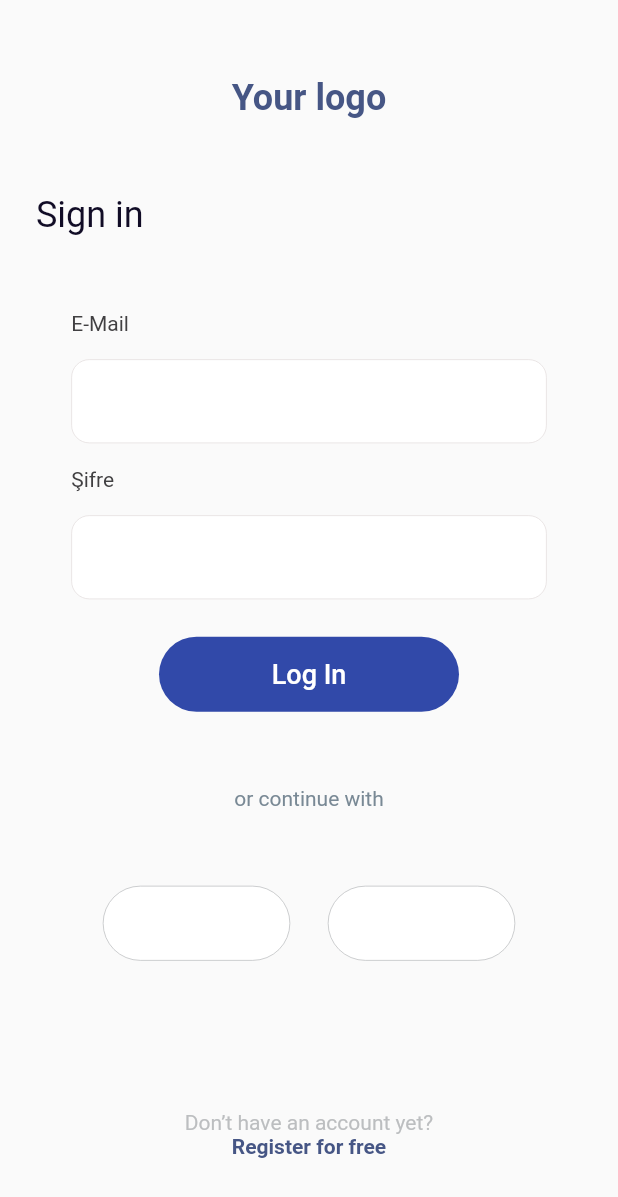
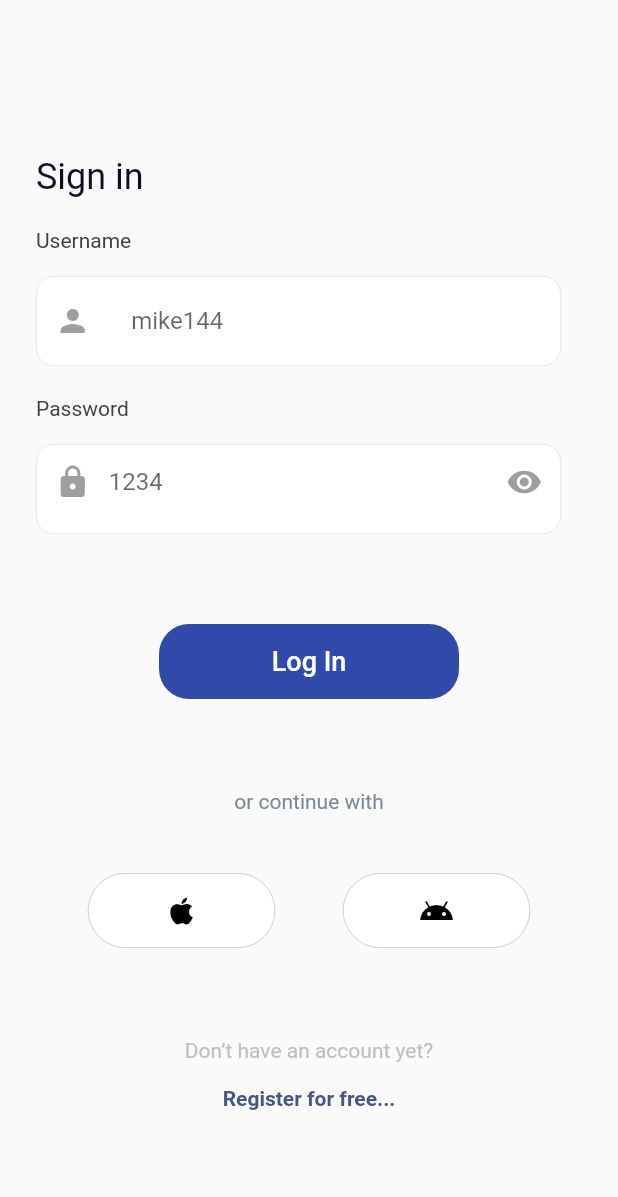
Before and after one commit to erkanrcelik/choosicbox, a Flutter app: the screen it shows after launch, after a tap on "Skip", on a phone screen of 412 x 824 dp. Shown: the top 1197 px of the screen. Run offline on Flutter 3.47's test engine with Material 2 defaults, Android fonts, the phone set to English and light mode, and no system bars; our stand-ins replace curved_navigation_bar, firebase_core, flutter_screenutil, get, introduction_screen; missing offline and left inert: simple_ripple_animation; accounts and stored records are empty; network calls fail; Roboto replaces fonts that are missing (Gilroy).

Commit message:
Updates from login and register

```diff
--- a/lib/screens/authentication/login/View/login.dart
+++ b/lib/screens/authentication/login/View/login.dart
@@ -1,8 +1,8 @@
 import 'package:choosicbox/screens/authentication/register/View/register.dart';
+import 'package:choosicbox/utils/ui/Input/GeneralInput/general_input.dart';
 import 'package:choosicbox/utils/ui/Input/passwordInput/password_input.dart';
 import 'package:flutter/material.dart';
 import 'package:get/get.dart';
-import 'package:get/get_core/src/get_main.dart';
 
 import '../../../../utils/ui/Button/GeneralButton/general_button.dart';
 import '../../../../utils/ui/Button/SocialButton/social_button.dart';
@@ -21,23 +21,11 @@ class LoginScreen extends StatelessWidget {
       body: Center(
         child: SingleChildScrollView(
           child: Padding(
-            padding: const EdgeInsets.symmetric(horizontal: 24.0), // Add padding to the entire column
+            padding: const EdgeInsets.symmetric(horizontal: 24.0),
             child: Column(
-              mainAxisAlignment: MainAxisAlignment.center,
+              crossAxisAlignment: CrossAxisAlignment.start,
               children: [
-                const Text(
-                  "Your logo",
-                  style: TextStyle(
-                    color: Color(0xFF465685),
-                    fontSize: 24,
-                    fontFamily: 'Gilroy',
-                    fontWeight: FontWeight.w700,
-                  ),
-                ),
-                const SizedBox(height: 50),
-                const Row(
-                  mainAxisAlignment: MainAxisAlignment.start,
-                  children: [
+                const SizedBox(height: 20),
                 Text(
                     'Sign in',
                     style: TextStyle(
@@ -46,23 +34,21 @@ class LoginScreen extends StatelessWidget {
                       fontWeight: FontWeight.w400,
                     ),
                   ),
-                    // Add other widgets here if needed
-                  ],
+                const SizedBox(height: 20),
+                GeneralInput(
+                  controller: _usernameController,
+                  hintText: 'mike144',
+                  labelText: 'Username',
                 ),
-                const SizedBox(height: 50),
-                EmailInput(
-                  controller: _usernameController,
-                  hintText: 'E-mail adresinizi girin',
-                  labelText: 'E-Mail',
-                ),
-                const SizedBox(height: 16), // Boşluk ekleniyor
+                const SizedBox(height: 20),
                 PasswordInput(
                   controller: _passwordController,
-                  hintText: 'Şifrenizi girin',
-                  labelText: 'Şifre',
+                  hintText: '1234',
+                  labelText: 'Password',
                 ),
-                const SizedBox(height: 25), // Boşluk ekleniyor
-                CustomButton(
+                const SizedBox(height: 60),
+                Center(
+                  child: CustomButton(
                     onPressed: () {
                       Navigator.push(
                         context,
@@ -71,8 +57,12 @@ class LoginScreen extends StatelessWidget {
                     },
                     text: 'Log In',
                   ),
-                const SizedBox(height: 50), // Boşluk ekleniyor
-                const Text(
+                ),
+                const SizedBox(height: 60),
+                const Center(
+                  child: Column(
+                    children: [
+                      Text(
                         'or continue with',
                         style: TextStyle(
                           color: Color(0xFF798995),
@@ -81,14 +71,18 @@ class LoginScreen extends StatelessWidget {
                           fontWeight: FontWeight.w400,
                         ),
                       ),
-                const SizedBox(height: 50), // Boşluk ekleniyor
-                Row(
+                    ],
+                  ),
+                ),
+                const SizedBox(height: 40),
+                Center(
+                  child: Row(
                     mainAxisAlignment: MainAxisAlignment.center,
                     children: [
                       SocialLoginButton(
                         icon: Icons.apple,
                         onPressed: () {
-
+                          // Add Apple sign-in logic
                         },
                         backgroundColor: Colors.white,
                         iconColor: Colors.black,
@@ -96,11 +90,11 @@ class LoginScreen extends StatelessWidget {
                         height: 50,
                         borderRadius: 40,
                       ),
-                    const SizedBox(width: 25), // Yatay boşluk ekleniyor
+                      const SizedBox(width: 45),
                       SocialLoginButton(
                         icon: Icons.android,
                         onPressed: () {
-
+                          // Add Android sign-in logic
                         },
                         backgroundColor: Colors.white,
                         iconColor: Colors.black,
@@ -110,8 +104,10 @@ class LoginScreen extends StatelessWidget {
                       ),
                     ],
                   ),
-                const SizedBox(height: 100), // Boşluk ekleniyor
-                Column(
+                ),
+                const SizedBox(height: 60),
+                Center(
+                  child: Column(
                     mainAxisAlignment: MainAxisAlignment.center,
                     children: [
                       Text(
@@ -123,10 +119,13 @@ class LoginScreen extends StatelessWidget {
                           fontWeight: FontWeight.w400,
                         ),
                       ),
+                      SizedBox(height: 16,),
                       InkWell(
-                      onTap:(){Get.to(RegisterScreen());},
+                        onTap: () {
+                          Get.to(RegisterScreen());
+                        },
                         child: Text(
-                        'Register for free',
+                          'Register for free...',
                           style: TextStyle(
                             color: Color(0xFF465685),
                             fontSize: 14,
@@ -136,7 +135,8 @@ class LoginScreen extends StatelessWidget {
                         ),
                       ),
                     ],
-                )
+                  ),
+                ),
               ],
             ),
           ),
--- a/lib/screens/authentication/register/View/register.dart
+++ b/lib/screens/authentication/register/View/register.dart
@@ -7,6 +7,7 @@ import 'package:get/get_core/src/get_main.dart';
 
 import '../../../../utils/ui/Button/GeneralButton/general_button.dart';
 import '../../../../utils/ui/Input/eMailInput/email_input.dart';
+import '../../loading/View/loading_screen.dart';
 
 class RegisterScreen extends StatelessWidget {
   final TextEditingController _usernameController = TextEditingController();
@@ -18,13 +19,14 @@ class RegisterScreen extends StatelessWidget {
 
   @override
   Widget build(BuildContext context) {
-    return Placeholder(
-      child: Scaffold(
-        body: Padding(
-          padding: const EdgeInsets.all(16.0), // Add padding to the whole screen
+    return Scaffold(
+      body: Center(
+        child: SingleChildScrollView(
+          child: Padding(
+            padding: const EdgeInsets.all(25.0), // Add padding to the whole screen
             child: Center(
               child: Column(
-              mainAxisAlignment: MainAxisAlignment.center,
+                crossAxisAlignment: CrossAxisAlignment.start,
                 children: [
                   const Text(
                     "Register",
@@ -38,36 +40,42 @@ class RegisterScreen extends StatelessWidget {
                   const SizedBox(height: 30),
                   GeneralInput(
                     controller: _usernameController,
-                  hintText: 'Ad Soyad',
-                  labelText: 'Ad Soyad giriniz',
+                    hintText: 'mike144',
+                    labelText: 'Username',
                   ),
                   const SizedBox(height: 30),
                   EmailInput(
                     controller: _emailController,
-                  hintText: 'E-mail adresinizi girin',
-                  labelText: 'E-Mail',
+                    hintText:'Example@gmail.com' ,
+                    labelText: 'E-mail ',
                   ),
                   const SizedBox(height: 30),
                   PasswordInput(
                     controller: _passwordController,
-                  hintText: 'Şifrenizi girin',
-                  labelText: 'Şifre',
+                    hintText: '1234',
+                    labelText: 'password',
                   ),
                   const SizedBox(height: 30),
                   PasswordInput(
                     controller: _confPasswordController,
-                  hintText: 'Şifrenizi tekrar girin',
-                  labelText: 'Şifre Tekrar',
+                    hintText: '1234',
+                    labelText: 'Confirm password',
                   ),
                   const SizedBox(height: 25), // Boşluk ekleniyor
-                CustomButton(
+                  Center(
+                    child: CustomButton(
                       onPressed: () {
-                    // Sign In düğmesinin tıklama işlemlerini burada yapabilirsiniz.
+                        Navigator.push(
+                          context,
+                          MaterialPageRoute(builder: (context) => LoadingScreen()),
+                        );
                       },
                       text: 'Sign In',
                     ),
+                  ),
                   const SizedBox(height: 50), // Boşluk ekleniyor
-                Column(
+                  Center(
+                    child: Column(
                       mainAxisAlignment: MainAxisAlignment.center,
                       children: [
                         Text(
@@ -79,12 +87,13 @@ class RegisterScreen extends StatelessWidget {
                             fontWeight: FontWeight.w400,
                           ),
                         ),
+                        SizedBox(height: 16,),
                         InkWell(
                           onTap: () {
                             Get.to(LoginScreen());
                           },
                           child: Text(
-                        'Log In',
+                            'Log in...',
                             style: TextStyle(
                               color: Color(0xFF465685),
                               fontSize: 14,
@@ -95,9 +104,11 @@ class RegisterScreen extends StatelessWidget {
                         ),
                       ],
                     ),
+                  ),
                 ],
               ),
-          ),
+            ),),
+
         ),
       ),
     );
--- a/lib/utils/ui/Button/GeneralButton/general_button.dart
+++ b/lib/utils/ui/Button/GeneralButton/general_button.dart
@@ -27,7 +27,7 @@ class CustomButton extends StatelessWidget {
       height: height,
       decoration: BoxDecoration(
         color: backgroundColor,
-        borderRadius: BorderRadius.circular(borderRadius),
+        borderRadius: BorderRadius.circular(20),
       ),
       child: TextButton(
         onPressed: onPressed,
--- a/lib/utils/ui/Button/SocialButton/social_button.dart
+++ b/lib/utils/ui/Button/SocialButton/social_button.dart
@@ -25,7 +25,7 @@ class SocialLoginButton extends StatelessWidget {
   @override
   Widget build(BuildContext context) {
     return InkWell(
-      onTap: ()=>{},
+      onTap: onPressed,
       child: Container(
         width: width,
         height: height,
@@ -37,6 +37,11 @@ class SocialLoginButton extends StatelessWidget {
             borderRadius: BorderRadius.circular(borderRadius),
           ),
         ),
+        child: Icon(
+          icon, // Display the provided icon
+          color: iconColor,
+          size: iconSize,
+        ),
       ),
     );
   }
--- a/lib/utils/ui/Input/GeneralInput/general_input.dart
+++ b/lib/utils/ui/Input/GeneralInput/general_input.dart
@@ -35,8 +35,8 @@ class GeneralInput extends StatelessWidget {
         ),
         SizedBox(height: 16),
         Container(
-          width: 317,
-          height: 56,
+          width: 350,
+          height: 60,
           decoration: ShapeDecoration(
             color: Colors.white,
             shape: RoundedRectangleBorder(
@@ -44,6 +44,28 @@ class GeneralInput extends StatelessWidget {
               borderRadius: BorderRadius.circular(12),
             ),
           ),
+          child: Row(
+            children: [
+              Padding(
+                padding: const EdgeInsets.symmetric(horizontal: 12),
+                child: Icon(
+                  Icons.person,
+                  color: Colors.grey, // Change the color as needed
+                ),
+              ),
+              Expanded(
+                child: TextFormField(
+                  controller: controller,
+                  validator: _validateInput,
+                  decoration: InputDecoration(
+                    hintText: hintText,
+                    border: InputBorder.none,
+                    contentPadding: const EdgeInsets.all(15),
+                  ),
+                ),
+              ),
+            ],
+          ),
         )
       ],
     );
--- a/lib/utils/ui/Input/passwordInput/password_input.dart
+++ b/lib/utils/ui/Input/passwordInput/password_input.dart
@@ -35,13 +35,38 @@ class _PasswordInputState extends State<PasswordInput> {
         ),
         SizedBox(height: 16),
         Container(
-          width: 317,
-          height: 56,
+          width: 350,
+          height: 60,
           decoration: ShapeDecoration(
             color: Colors.white,
             shape: RoundedRectangleBorder(
               side: BorderSide(width: 0.50, color: Color(0xFFE4DEDE)),
               borderRadius: BorderRadius.circular(12),
+            ),
+          ),
+          child: TextFormField(
+            controller: widget.controller,
+            validator: _validatePassword,
+            obscureText: _obscureText,
+            decoration: InputDecoration(
+              hintText: widget.hintText,
+              border: InputBorder.none,
+              contentPadding: const EdgeInsets.all(15),
+              suffixIcon: GestureDetector(
+                onTap: () {
+                  setState(() {
+                    _obscureText = !_obscureText;
+                  });
+                },
+                child: Icon(
+                  _obscureText ? Icons.visibility : Icons.visibility_off,
+                  color: Colors.grey,
+                ),
+              ),
+              prefixIcon: Icon(
+                Icons.lock,
+                color: Colors.grey, // Change the color as needed
+              ),
             ),
           ),
         )
```
Also changed, not shown: lib/utils/ui/Input/eMailInput/email_input.dart (+27 -4 lines). Lines whose indentation alone changed are shown as unchanged.
